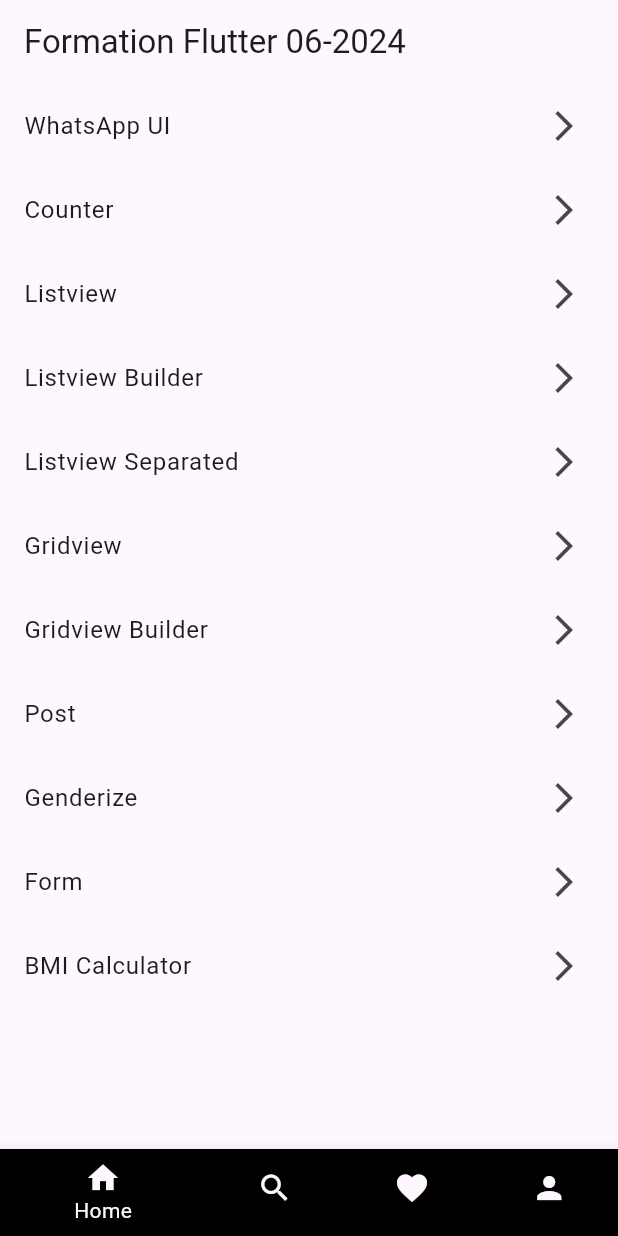
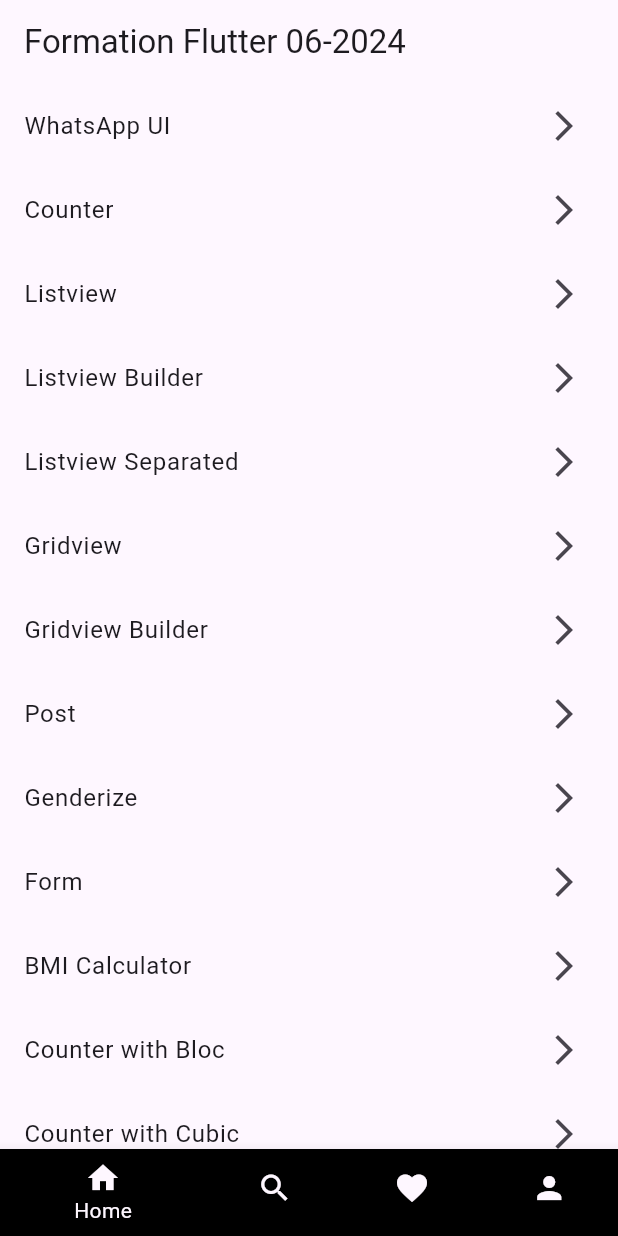
Before and after one commit to Brughth/Formation_flutter_06_24, a Flutter app: the screen it shows after launch, on a phone screen of 412 x 824 dp. Run offline on Flutter 3.47's test engine with Material 3 defaults, Android fonts, the phone set to English and light mode, and no system bars; our stand-ins replace bloc, dio, flutter_bloc, form_builder_validators, gap.

Commit message:
flutter_bloc

```diff
--- /dev/null
+++ b/lib/counter/logic/bloc/counter1_bloc.dart
@@ -0,0 +1,18 @@
+import 'package:bloc/bloc.dart';
+import 'package:meta/meta.dart';
+
+part 'counter1_event.dart';
+part 'counter1_state.dart';
+
+class Counter1Bloc extends Bloc<Counter1Event, Counter1State> {
+  Counter1Bloc() : super(const Counter1State(counter: 0)) {
+    on<IncrementCounterEvent>((event, emit) {
+      var newValue = state.counter + 1;
+      emit(Counter1State(counter: newValue));
+    });
+    on<DecrementCounterEvent>((event, emit) {
+      var newValue = state.counter - 1;
+      emit(Counter1State(counter: newValue));
+    });
+  }
+}
--- /dev/null
+++ b/lib/counter/logic/bloc/counter1_event.dart
@@ -0,0 +1,8 @@
+part of 'counter1_bloc.dart';
+
+@immutable
+sealed class Counter1Event {}
+
+final class IncrementCounterEvent extends Counter1Event {}
+
+final class DecrementCounterEvent extends Counter1Event {}
--- /dev/null
+++ b/lib/counter/logic/bloc/counter1_state.dart
@@ -0,0 +1,10 @@
+part of 'counter1_bloc.dart';
+
+@immutable
+class Counter1State {
+  final int counter;
+
+  const Counter1State({
+    required this.counter,
+  });
+}
--- /dev/null
+++ b/lib/counter/logic/cubit/counter2_cubit.dart
@@ -0,0 +1,18 @@
+import 'package:bloc/bloc.dart';
+import 'package:meta/meta.dart';
+
+part 'counter2_state.dart';
+
+class Counter2Cubit extends Cubit<Counter2State> {
+  Counter2Cubit() : super(const Counter2State(counter: 0));
+
+  increment() {
+    var newValue = state.counter + 1;
+    emit(Counter2State(counter: newValue));
+  }
+
+  decrement() {
+    var newValue = state.counter - 1;
+    emit(Counter2State(counter: newValue));
+  }
+}
--- /dev/null
+++ b/lib/counter/logic/cubit/counter2_state.dart
@@ -0,0 +1,10 @@
+part of 'counter2_cubit.dart';
+
+@immutable
+class Counter2State {
+  final int counter;
+
+  const Counter2State({
+    required this.counter,
+  });
+}
--- a/lib/main.dart
+++ b/lib/main.dart
@@ -1,5 +1,7 @@
 import 'package:flutter/material.dart';
+import 'package:flutter_bloc/flutter_bloc.dart';
 import 'package:formation_flutter_join24/app_init_screen.dart';
+import 'package:formation_flutter_join24/counter/logic/bloc/counter1_bloc.dart';
 
 void main() {
   runApp(const MyApp());
@@ -19,7 +21,9 @@ class MyApp extends StatelessWidget {
     //   ),
     //   home: const
     // );
-    return MaterialApp(
+    return BlocProvider(
+      create: (context) => Counter1Bloc(),
+      child: MaterialApp(
         title: 'Flutter Demo',
         debugShowCheckedModeBanner: false,
         theme: ThemeData(
@@ -27,6 +31,7 @@ class MyApp extends StatelessWidget {
           useMaterial3: true,
         ),
         home: const AppInitScreen(),
+      ),
     );
   }
 }
--- a/lib/shared/pages/training_screen.dart
+++ b/lib/shared/pages/training_screen.dart
@@ -1,9 +1,11 @@
 import 'package:flutter/material.dart';
+import 'package:formation_flutter_join24/counter/presentation/counter1_screen.dart';
 import 'package:formation_flutter_join24/form/form_screen.dart';
 import 'package:formation_flutter_join24/genderize/presentation/genderize_screen.dart';
 import 'package:formation_flutter_join24/post/presentation/post_screen.dart';
 
 import '../../bmi/presentation/bmi_screen.dart';
+import '../../counter/presentation/counter2_screen.dart';
 import 'counter_screen.dart';
 import 'gridview_builder_screen.dart';
 import 'gridview_screen.dart';
@@ -145,6 +147,28 @@ class TrainingScreen extends StatelessWidget {
                   ),
                 );
               },
+            ),
+            ListTile(
+              title: const Text("Counter with Bloc"),
+              trailing: const Icon(Icons.arrow_forward_ios),
+              onTap: () {
+                Navigator.of(context).push(
+                  MaterialPageRoute(
+                    builder: (context) => const Counter1Screen(),
+                  ),
+                );
+              },
+            ),
+            ListTile(
+              title: const Text("Counter with Cubic"),
+              trailing: const Icon(Icons.arrow_forward_ios),
+              onTap: () {
+                Navigator.of(context).push(
+                  MaterialPageRoute(
+                    builder: (context) => Counter2Screen(),
+                  ),
+                );
+              },
             )
           ],
         ),
--- a/pubspec.yaml
+++ b/pubspec.yaml
@@ -38,6 +38,7 @@ dependencies:
   dio: ^5.5.0+1
   form_builder_validators: ^11.0.0
   gap: ^3.0.1
+  flutter_bloc: ^8.1.6
 
 dev_dependencies:
   flutter_test:
```
Also changed, not shown: lib/counter/presentation/counter1_screen.dart (added, +77 -0 lines), lib/counter/presentation/counter2_screen.dart (added, +51 -0 lines), lib/genderize/presentation/genderize_screen.dart (+11 -0 lines), pubspec.lock. Lines whose indentation alone changed are shown as unchanged.
